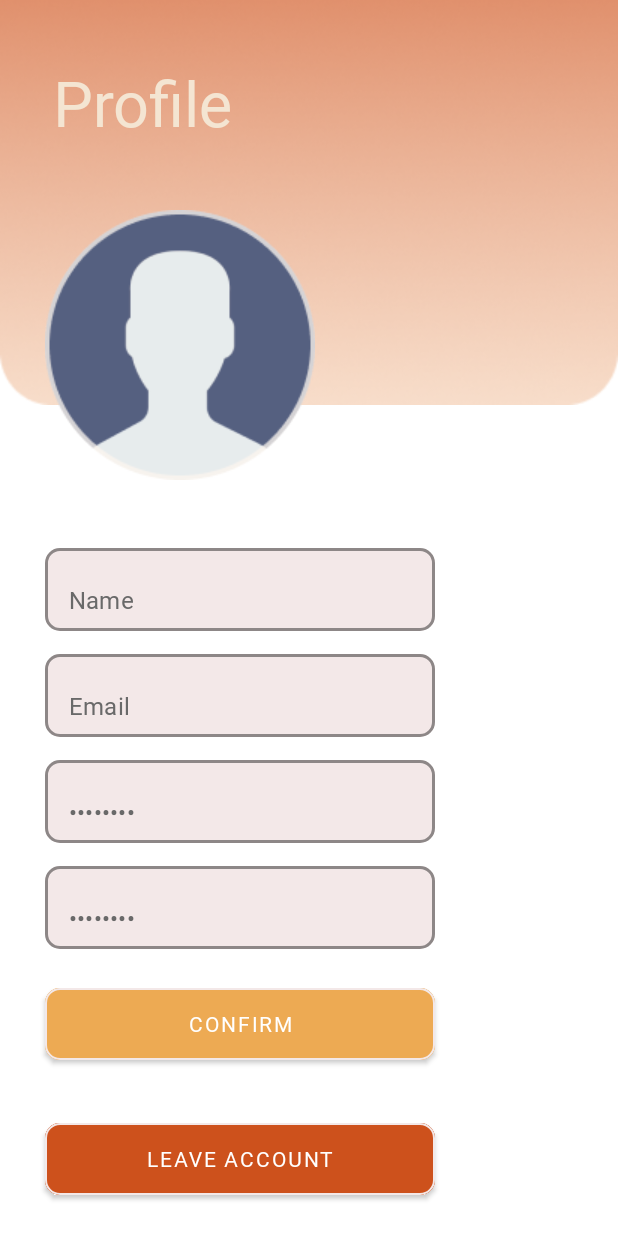
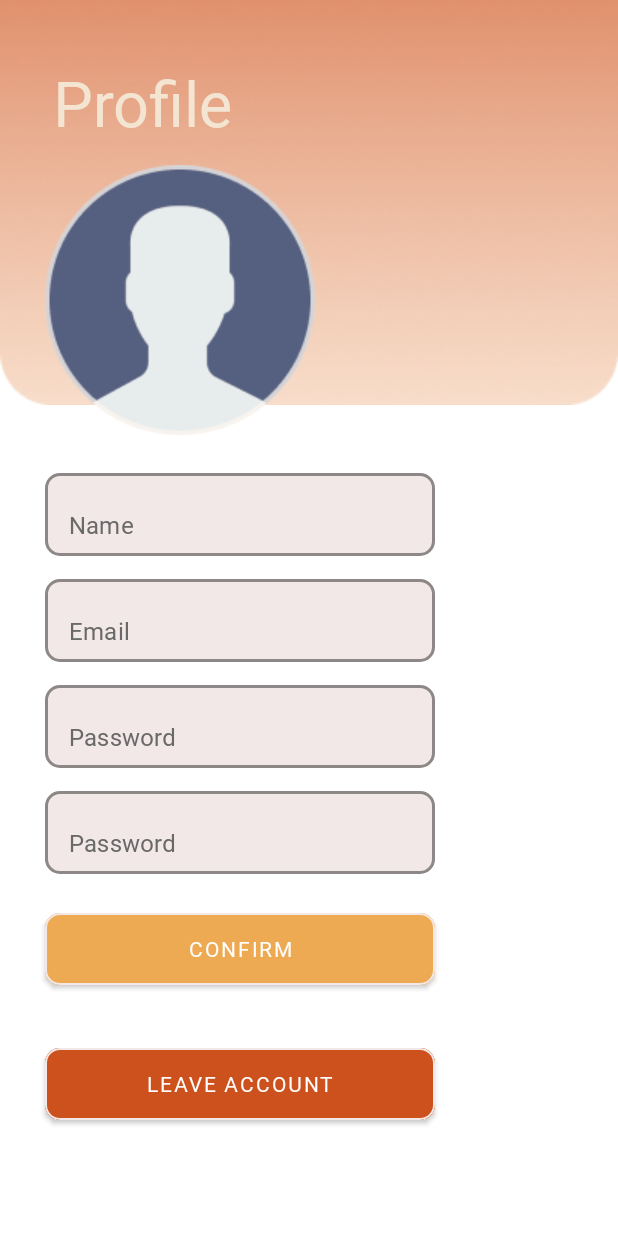
Before and after one commit to Mary-cpp/MusicShopApp, an Android app: the FragmentProfile screen opened through its navigation route, on a phone screen of 412 x 824 dp. Run offline under Robolectric (Android 15) with nearby library versions, the phone set to English and light mode, and no system bars; our stand-ins replace Firebase (no records; nobody signed in at launch, a user with empty details on screens opened directly), navigation-ui.

Commit message:
+ Profile Editing

```diff
--- a/app/src/main/java/com/example/myapp/FragmentAuth.java
+++ b/app/src/main/java/com/example/myapp/FragmentAuth.java
@@ -87,10 +87,11 @@
                                 }
                             }
                             else {
-                                Log.w("FIREBASE", "Error getting documents.", task.getException());
+                                Toast.makeText(getContext(), "Неверно введен логин или пароль", Toast.LENGTH_SHORT).show();
                             }
                         })
-                        .addOnFailureListener(e -> Toast.makeText(getContext(), "Неверно введен логин или пароль", Toast.LENGTH_SHORT).show());
+                        .addOnFailureListener(e -> Log.w("FIREBASE", "Error getting documents."));
+
             });
         return v;
     }
--- a/app/src/main/java/com/example/myapp/FragmentProfile.java
+++ b/app/src/main/java/com/example/myapp/FragmentProfile.java
@@ -1,32 +1,47 @@
 package com.example.myapp;
 
+import static android.content.Context.MODE_PRIVATE;
+
+import android.content.Context;
+import android.content.DialogInterface;
 import android.content.SharedPreferences;
 import android.os.Bundle;
+import android.util.Log;
+import android.view.LayoutInflater;
+import android.view.View;
+import android.view.ViewGroup;
+import android.widget.EditText;
+import android.widget.TextView;
+import android.widget.Toast;
 
 import androidx.annotation.NonNull;
 import androidx.fragment.app.Fragment;
 import androidx.navigation.Navigation;
 
-import android.util.Log;
-import android.view.LayoutInflater;
-import android.view.View;
-import android.view.ViewGroup;
-import android.widget.Button;
-import android.widget.EditText;
-import android.widget.Toast;
-
 import com.google.android.gms.tasks.OnCompleteListener;
 import com.google.android.gms.tasks.Task;
 import com.google.android.material.button.MaterialButton;
+import com.google.android.material.dialog.MaterialAlertDialogBuilder;
+import com.google.firebase.firestore.DocumentReference;
+import com.google.firebase.firestore.DocumentSnapshot;
 import com.google.firebase.firestore.FirebaseFirestore;
-import com.google.firebase.firestore.QueryDocumentSnapshot;
-import com.google.firebase.firestore.QuerySnapshot;
+import com.google.firebase.firestore.SetOptions;
 
-import static android.content.Context.MODE_PRIVATE;
+import java.util.HashMap;
+import java.util.Objects;
 
 public class FragmentProfile extends Fragment {
 
     FirebaseFirestore db = FirebaseFirestore.getInstance();
+
+    private EditText name, email, password, passwordR;
+
+    private static final String TAG_UPDATE = "FIRESTORE UPDATES";
+    private static final String TAG_READ = "FIRESTORE READS";
+    private static final String TAG_WRITE = "FIRESTORE WRITES";
+    private static final String TAG_ERROR = "FIRESTORE ERROR";
+
+    private String names, emails, passwords;
 
     public FragmentProfile() {
         // Required empty public constructor
@@ -42,18 +57,79 @@
                              Bundle savedInstanceState) {
         View v = inflater.inflate(R.layout.fragment_profile, container, false);
 
-        EditText name = v.findViewById(R.id.profile_name_et);
-        EditText email = v.findViewById(R.id.profile_email_et);
-        EditText password = v.findViewById(R.id.profile_password_et);
-        EditText passwordR = v.findViewById(R.id.profile_password_repeat_et);
+        Context context = getContext();
+
+        name = v.findViewById(R.id.profile_name_et);
+        email = v.findViewById(R.id.profile_email_et);
+        password = v.findViewById(R.id.profile_password_et);
+        passwordR = v.findViewById(R.id.profile_password_repeat_et);
+
+        SharedPreferences sp =  requireActivity().getSharedPreferences("MyPrefs", MODE_PRIVATE);
+        DocumentReference dr = db.collection("users").document(sp.getString("userID", null));
+
+        setProfileData(dr);
+
+        MaterialButton confirm = v.findViewById(R.id.confirm_button_profile);
+        confirm.setOnClickListener(view -> {
+            MaterialAlertDialogBuilder builder = new MaterialAlertDialogBuilder(Objects.requireNonNull(context), R.style.ThemeOverlay_MaterialComponents_MaterialAlertDialog);
+            builder
+                    .setIcon(R.drawable.warning)
+                    .setMessage("Do you want to change profile data?")
+                    .setPositiveButton("Accept", (dialogInterface, i) -> makeChanges(context, dr))
+                    .setNegativeButton("Decline", (dialogInterface, i) -> setProfileData(dr))
+                            .show();
+        });
 
         MaterialButton quit = v.findViewById(R.id.quit_button);
         quit.setOnClickListener(v1 -> {
-            SharedPreferences sp =  requireActivity().getSharedPreferences("MyPrefs", MODE_PRIVATE);
             sp.edit().putBoolean("hasVisited", false).apply();
             sp.edit().putString("userID", null).apply();
             Navigation.findNavController(v1).navigate(R.id.action_fragmentProfile_to_fragmentAuth);
         });
         return v;
     }
+
+    private void makeChanges(Context context, DocumentReference dr){
+        HashMap<String, Object> map = new HashMap<>();
+        map.put("name", name.getText().toString());
+        map.put("email", email.getText().toString());
+        if(password.getText().toString().equals(passwordR.getText().toString())){
+            map.put("password", passwordR.getText().toString());
+            dr
+                    .set(map, SetOptions.merge())
+                    .addOnCompleteListener(task -> {
+                        if (task.isSuccessful()) {
+                            Log.d(TAG_UPDATE, "Profile data has changed");
+                        }
+                        else {
+                            Log.d(TAG_ERROR, "get failed with ", task.getException());
+                        }
+                    });
+        }
+        else{
+            Toast.makeText(context, "Пароли не совпадают", Toast.LENGTH_SHORT).show();
+        }
+    }
+
+    private void setProfileData(DocumentReference dr){
+        dr.get().addOnCompleteListener(task -> {
+            if (task.isSuccessful()) {
+                DocumentSnapshot document = task.getResult();
+                if (document.exists()) {
+                    Log.d(TAG_READ, "Ok");
+                    Log.d(TAG_READ, document.getData().toString());
+                    names = document.getString("name");
+                    name.setText(names, TextView.BufferType.EDITABLE);
+                    emails = document.getString("email");
+                    email.setText(emails, TextView.BufferType.EDITABLE);
+                    passwords = document.getString("password");
+                    password.setText(passwords, TextView.BufferType.NORMAL);
+                } else {
+                    Log.w(TAG_ERROR, "No such document");
+                }
+            } else {
+                Log.w(TAG_ERROR, "get failed with ", task.getException());
+            }
+        });
+    }
 }
--- /dev/null
+++ b/app/src/main/res/drawable-v24/warning.xml
@@ -0,0 +1,10 @@
+<vector xmlns:android="http://schemas.android.com/apk/res/android"
+    android:width="48dp"
+    android:height="48dp"
+    android:viewportWidth="48"
+    android:viewportHeight="48"
+    android:tint="?attr/colorControlNormal">
+  <path
+      android:fillColor="@android:color/white"
+      android:pathData="M2,42 L24,4 46,42ZM7.2,39H40.8L24,10ZM24.2,36.15Q24.85,36.15 25.275,35.725Q25.7,35.3 25.7,34.65Q25.7,34 25.275,33.575Q24.85,33.15 24.2,33.15Q23.55,33.15 23.125,33.575Q22.7,34 22.7,34.65Q22.7,35.3 23.125,35.725Q23.55,36.15 24.2,36.15ZM22.7,30.6H25.7V19.4H22.7ZM24,24.5Z"/>
+</vector>
--- a/app/src/main/res/layout/fragment_profile.xml
+++ b/app/src/main/res/layout/fragment_profile.xml
@@ -17,7 +17,7 @@
             android:src="@drawable/header_rec"/>
 
         <ImageView
-            android:layout_marginTop="140dp"
+            android:layout_marginTop="110dp"
             android:layout_marginStart="30dp"
             android:layout_width="wrap_content"
             android:layout_height="wrap_content"
@@ -33,7 +33,7 @@
         android:id="@+id/profile_name"
         style="@style/editText"
         android:layout_marginStart="30dp"
-        android:layout_marginTop="40dp">
+        android:layout_marginTop="20dp">
 
         <com.google.android.material.textfield.TextInputEditText
             android:id="@+id/profile_name_et"
@@ -77,7 +77,7 @@
             android:layout_height="55dp"
             android:backgroundTint="@color/milky"
             android:fontFamily="@font/sen_regular"
-            android:inputType="text|textPassword"
+            android:inputType="textVisiblePassword|text|textPassword"
             android:text="@string/password"
             android:textColor="@color/grey" />
 
@@ -95,13 +95,14 @@
             android:layout_height="55dp"
             android:backgroundTint="@color/milky"
             android:fontFamily="@font/sen_regular"
-            android:inputType="text|textPassword"
+            android:inputType="textVisiblePassword|text|textPassword"
             android:text="@string/password"
             android:textColor="@color/grey" />
 
     </com.google.android.material.textfield.TextInputLayout>
 
     <com.google.android.material.button.MaterialButton
+        android:id="@+id/confirm_button_profile"
         android:layout_marginStart="30dp"
         android:layout_marginTop="20dp"
         android:layout_width="260dp"
```
Also changed, not shown: app/src/main/java/com/example/myapp/FragmentCart.java (+13 -12 lines).
